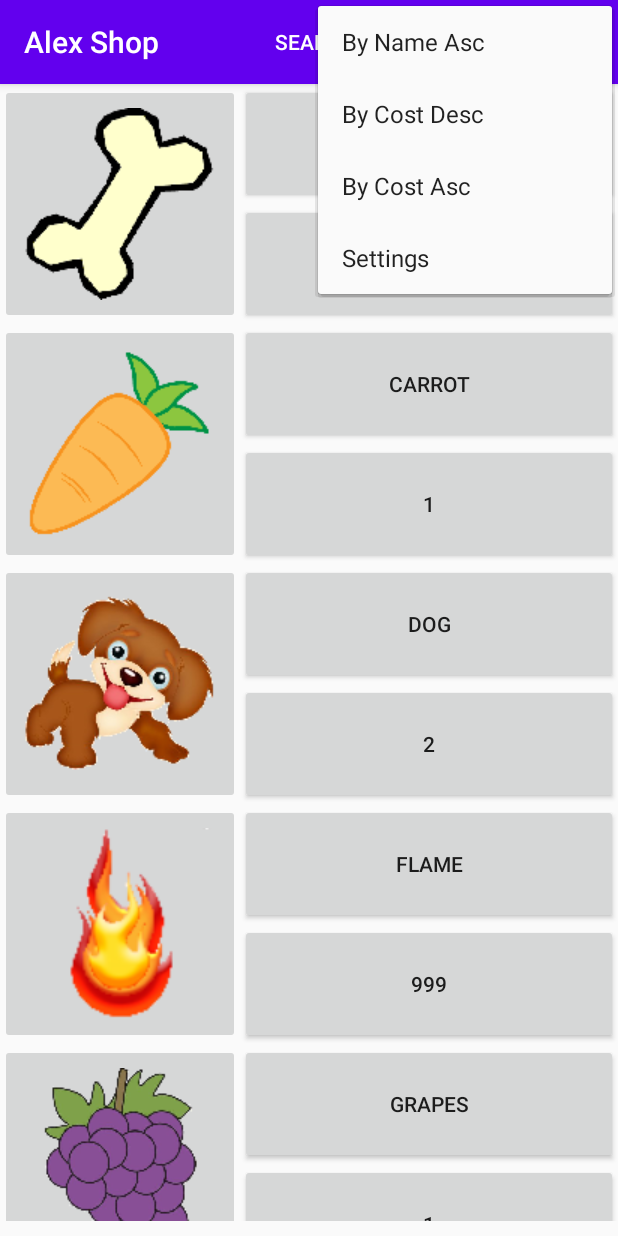
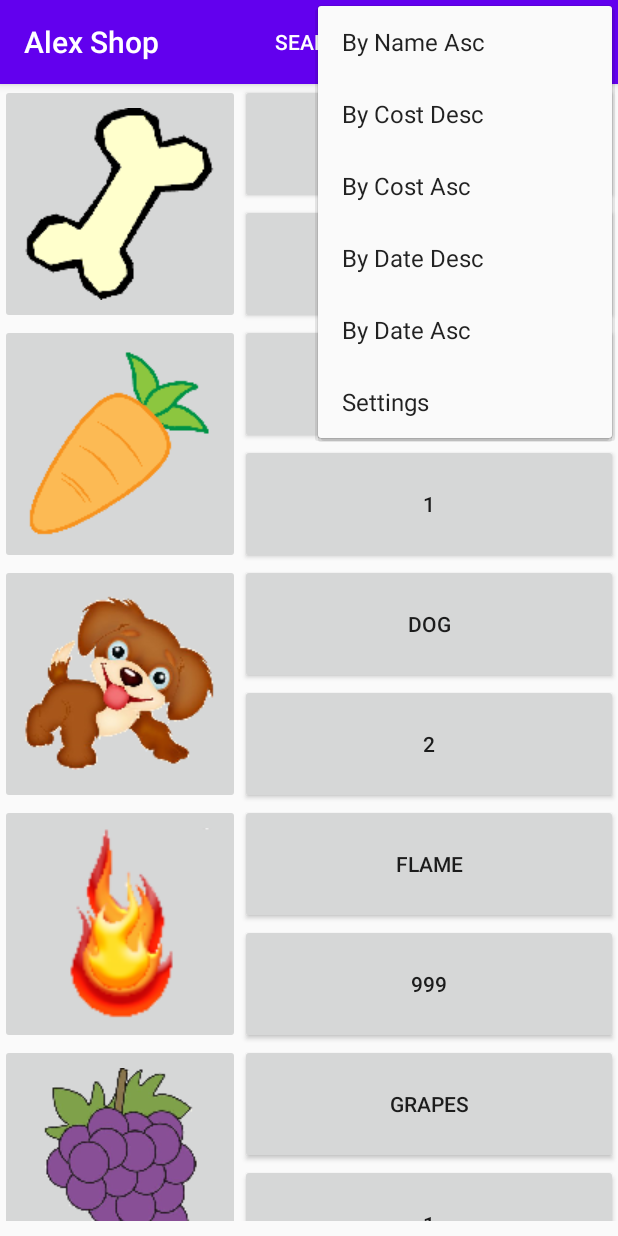
Before and after one commit to ab054/ShoppingApp, an Android app: the screen it shows after launch (ShoppingActivity), with the options menu open, on a phone screen of 412 x 824 dp. Run offline under Robolectric (Android 15) with nearby library versions, the phone set to English and light mode, and no system bars.

Commit message:
sorting by date added

```diff
--- a/app/src/main/java/com/example/scrollingactivity/ui/shop/MainActivity.java
+++ b/app/src/main/java/com/example/scrollingactivity/ui/shop/MainActivity.java
@@ -76,7 +76,7 @@ public class MainActivity extends AppCompatActivity {
             costButton.setOnClickListener(click);
 
             ImageButton imageButton = myShopItem.findViewById(R.id.imageButton);
-            imageButton.setImageResource(data[i].imageResourse);
+            imageButton.setImageResource(data[i].imageResource);
 
             if (data[i].purchased == false) {
                 scrollViewItemList.addView(myShopItem);
@@ -97,7 +97,7 @@ public class MainActivity extends AppCompatActivity {
         costText.setText("$" + data[i].cost);
         purchaseItemCost = data[i].cost;
         dectCost.setText(data[i].description);
-        imageView.setImageResource(data[i].imageResourse);
+        imageView.setImageResource(data[i].imageResource);
 
     }
 
--- a/app/src/main/java/com/example/scrollingactivity/ui/shop/StoreItem.java
+++ b/app/src/main/java/com/example/scrollingactivity/ui/shop/StoreItem.java
@@ -1,19 +1,41 @@
 package com.example.scrollingactivity.ui.shop;
 
-class StoreItem {
+import android.annotation.SuppressLint;
+
+import java.util.Date;
+import java.util.concurrent.ThreadLocalRandom;
+import java.util.concurrent.TimeUnit;
+
+public class StoreItem {
+    public Date dateAdded;
     public String name;
-    public int imageResourse;
+    public int imageResource;
     public String description;
     public int cost;
     public boolean purchased;
 
-
-    public StoreItem(String name, int imageResourse, String description, int cost, boolean purchased) {
+    public StoreItem(String name, int imageResource, String description, int cost, boolean purchased) {
         this.name = name;
-        this.imageResourse = imageResourse;
+        this.imageResource = imageResource;
         this.description = description;
         this.cost = cost;
         this.purchased = purchased;
+        this.dateAdded = randomDate();
+    }
+
+    @SuppressLint("NewApi")
+    private Date randomDate() {
+        long aDay = TimeUnit.DAYS.toMillis(1);
+        long now = new Date().getTime();
+        Date hundredYearsAgo = new Date(now - aDay * 365 * 100);
+        Date tenDaysAgo = new Date(now - aDay * 10);
+        long startMillis = hundredYearsAgo.getTime();
+        long endMillis = tenDaysAgo.getTime();
+        long randomMillisSinceEpoch = ThreadLocalRandom
+                .current()
+                .nextLong(startMillis, endMillis);
+
+        return new Date(randomMillisSinceEpoch);
     }
 
 }
--- a/app/src/main/res/menu/menu_scrolling.xml
+++ b/app/src/main/res/menu/menu_scrolling.xml
@@ -32,6 +32,17 @@
         android:title="@string/sort_cost_asc"
         app:showAsAction="ifRoom" />
 
+    <item
+        android:id="@+id/sort_date_desc"
+        android:orderInCategory="1"
+        android:title="@string/sort_date_desc"
+        app:showAsAction="ifRoom" />
+
+    <item
+        android:id="@+id/sort_date_asc"
+        android:orderInCategory="1"
+        android:title="@string/sort_date_asc"
+        app:showAsAction="ifRoom" />
 
     <item
         android:id="@+id/search"
--- a/app/src/main/res/values/strings.xml
+++ b/app/src/main/res/values/strings.xml
@@ -14,4 +14,6 @@
     <string name="sort_name_asc">By Name Asc</string>
     <string name="sort_cost_desc">By Cost Desc</string>
     <string name="sort_cost_asc">By Cost Asc</string>
+    <string name="sort_date_desc">By Date Desc</string>
+    <string name="sort_date_asc">By Date Asc</string>
 </resources>
```
Also changed, not shown: app/src/main/java/com/example/scrollingactivity/tools/Comparators.java (added, +62 -0 lines), app/src/main/java/com/example/scrollingactivity/ui/shop/ItemListAdapter.java (+19 -33 lines), app/src/main/java/com/example/scrollingactivity/ui/shop/ShoppingActivity.java (+9 -1 lines).
